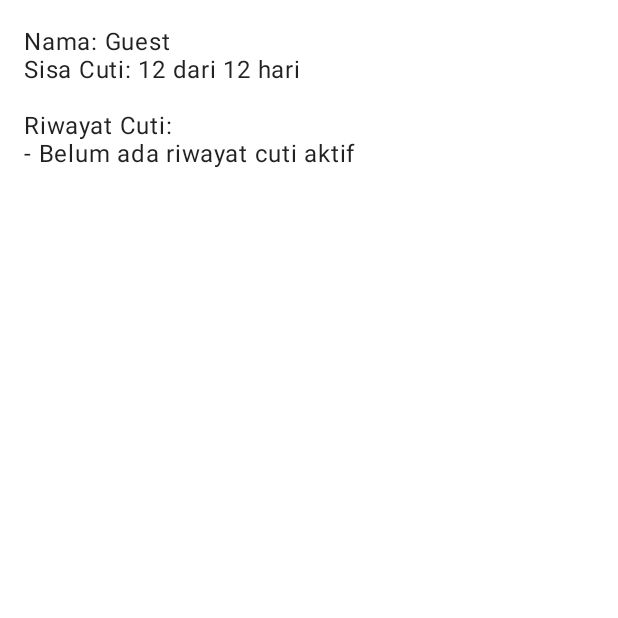
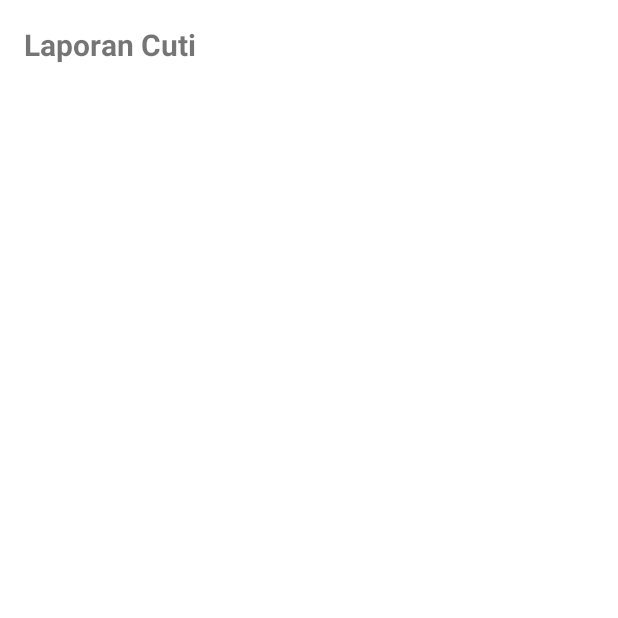
Before and after one commit to ArrayBeyy/absen_office, an Android app: the LaporanCutiActivity screen opened directly, with no data from a screen before it, on a phone screen of 412 x 824 dp, the top half of it. Run offline under Robolectric (Android 15) with nearby library versions, the phone set to English and light mode, and no system bars.

Commit message:
update terbaru

```diff
--- a/app/src/main/java/com/example/absensi_kantor/CutiLaporan.kt
+++ b/app/src/main/java/com/example/absensi_kantor/CutiLaporan.kt
@@ -2,7 +2,7 @@ package com.example.absensi_kantor
 
 data class CutiLaporan(
     val nama: String,
-    val tanggal: String,
+    val rangeTanggal: String,
     val alasan: String,
     val jumlahHari: Int
 )
--- a/app/src/main/java/com/example/absensi_kantor/LaporanCutiActivity.kt
+++ b/app/src/main/java/com/example/absensi_kantor/LaporanCutiActivity.kt
@@ -1,69 +1,34 @@
 package com.example.absensi_kantor
 
+import android.content.SharedPreferences
 import android.os.Bundle
 import androidx.appcompat.app.AppCompatActivity
 import com.example.absensi_kantor.databinding.ActivityLaporanCutiBinding
 import com.google.gson.Gson
 import com.google.gson.reflect.TypeToken
+import androidx.recyclerview.widget.LinearLayoutManager
 
 class LaporanCutiActivity : AppCompatActivity() {
+
     private lateinit var binding: ActivityLaporanCutiBinding
-    private val sharedPrefs by lazy { getSharedPreferences("cuti_prefs", MODE_PRIVATE) }
+    private lateinit var sharedPrefs: SharedPreferences
+    private lateinit var adapter: CutiAdapter // Adapter untuk RecyclerView
 
     override fun onCreate(savedInstanceState: Bundle?) {
         super.onCreate(savedInstanceState)
         binding = ActivityLaporanCutiBinding.inflate(layoutInflater)
         setContentView(binding.root)
 
-        // Ambil username dari SharedPreferences
-        val username = getSharedPreferences("user_prefs", MODE_PRIVATE)
-            .getString("username", "Guest") ?: "Guest"
+        sharedPrefs = getSharedPreferences("cuti_prefs", MODE_PRIVATE)
 
+        // Ambil data dari SharedPreferences
         val json = sharedPrefs.getString("laporan_cuti", "[]")
         val type = object : TypeToken<MutableList<CutiLaporan>>() {}.type
         val list: MutableList<CutiLaporan> = Gson().fromJson(json, type)
 
-        // Filter cuti user
-        val cutiUser = list.filter { it.nama.equals(username, ignoreCase = true) }.toMutableList()
-        val totalDiambil = cutiUser.sumOf { it.jumlahHari }
-
-        // Reset jika cuti sudah habis
-        var sisaCuti = 12 - totalDiambil
-        if (sisaCuti <= 0) {
-            sisaCuti = 12
-            // Reset riwayat user di SharedPreferences
-            val newList = list.filterNot { it.nama.equals(username, ignoreCase = true) }
-            sharedPrefs.edit().putString("laporan_cuti", Gson().toJson(newList)).apply()
-
-            cutiUser.clear()
-        }
-
-        val laporan = StringBuilder().apply {
-            append("Nama: $username\n")
-            append("Sisa Cuti: $sisaCuti dari 12 hari\n\n")
-            append("Riwayat Cuti:\n")
-            if (cutiUser.isEmpty()) {
-                append("- Belum ada riwayat cuti aktif\n")
-            } else {
-                cutiUser.reversed().forEach {
-                    append("- ${it.tanggal}: ${it.jumlahHari} hari (${it.alasan})\n")
-                }
-            }
-        }
-
-        binding.textLaporanCuti.text = laporan.toString()
-    }
-
-    private fun tampilkanSisaCuti(username: String) {
-        val prefs = getSharedPreferences("cuti_prefs", MODE_PRIVATE)
-        val json = prefs.getString("laporan_cuti", "[]")
-        val listType = object : TypeToken<List<CutiLaporan>>() {}.type
-        val laporanCuti: List<CutiLaporan> = Gson().fromJson(json, listType)
-
-        val cutiUser = laporanCuti.filter { it.nama.equals(username, ignoreCase = true) }
-        val totalCutiDiambil = cutiUser.sumOf { it.jumlahHari }
-        val sisaCuti = 12 - totalCutiDiambil
-
-        binding.textLaporanCuti.text = "Sisa Cuti: $sisaCuti hari"
+        // Set ke RecyclerView
+        adapter = CutiAdapter(list)
+        binding.recyclerViewCuti.adapter = adapter
+        binding.recyclerViewCuti.layoutManager = LinearLayoutManager(this)
     }
 }
--- a/app/src/main/res/layout/activity_laporan_cuti.xml
+++ b/app/src/main/res/layout/activity_laporan_cuti.xml
@@ -1,18 +1,32 @@
 <?xml version="1.0" encoding="utf-8"?>
-<LinearLayout
+<androidx.constraintlayout.widget.ConstraintLayout
     xmlns:android="http://schemas.android.com/apk/res/android"
+    xmlns:tools="http://schemas.android.com/tools"
     xmlns:app="http://schemas.android.com/apk/res-auto"
-    xmlns:tools="http://schemas.android.com/tools"
-    android:id="@+id/main"
     android:layout_width="match_parent"
     android:layout_height="match_parent"
     tools:context=".LaporanCutiActivity">
 
     <TextView
-        android:id="@+id/textLaporanCuti"
-        android:layout_width="match_parent"
+        android:id="@+id/textJudul"
+        android:layout_width="wrap_content"
         android:layout_height="wrap_content"
-        android:padding="16dp"
-        android:textAppearance="?attr/textAppearanceBody1" />
+        android:text="Laporan Cuti"
+        android:textSize="20sp"
+        android:textStyle="bold"
+        android:layout_margin="16dp"
+        app:layout_constraintTop_toTopOf="parent"
+        app:layout_constraintStart_toStartOf="parent" />
 
-</LinearLayout>
+    <androidx.recyclerview.widget.RecyclerView
+        android:id="@+id/recyclerViewCuti"
+        android:layout_width="0dp"
+        android:layout_height="0dp"
+        android:layout_marginTop="8dp"
+        app:layout_constraintTop_toBottomOf="@id/textJudul"
+        app:layout_constraintBottom_toBottomOf="parent"
+        app:layout_constraintStart_toStartOf="parent"
+        app:layout_constraintEnd_toEndOf="parent"
+        tools:listitem="@layout/item_cuti" />
+
+</androidx.constraintlayout.widget.ConstraintLayout>
```
Also changed, not shown: app/src/main/java/com/example/absensi_kantor/CutiActivity.kt (+4 -4 lines), app/src/main/java/com/example/absensi_kantor/CutiAdapter.kt (added, +33 -0 lines), app/src/main/res/layout/item_cuti.xml (added, +45 -0 lines).
